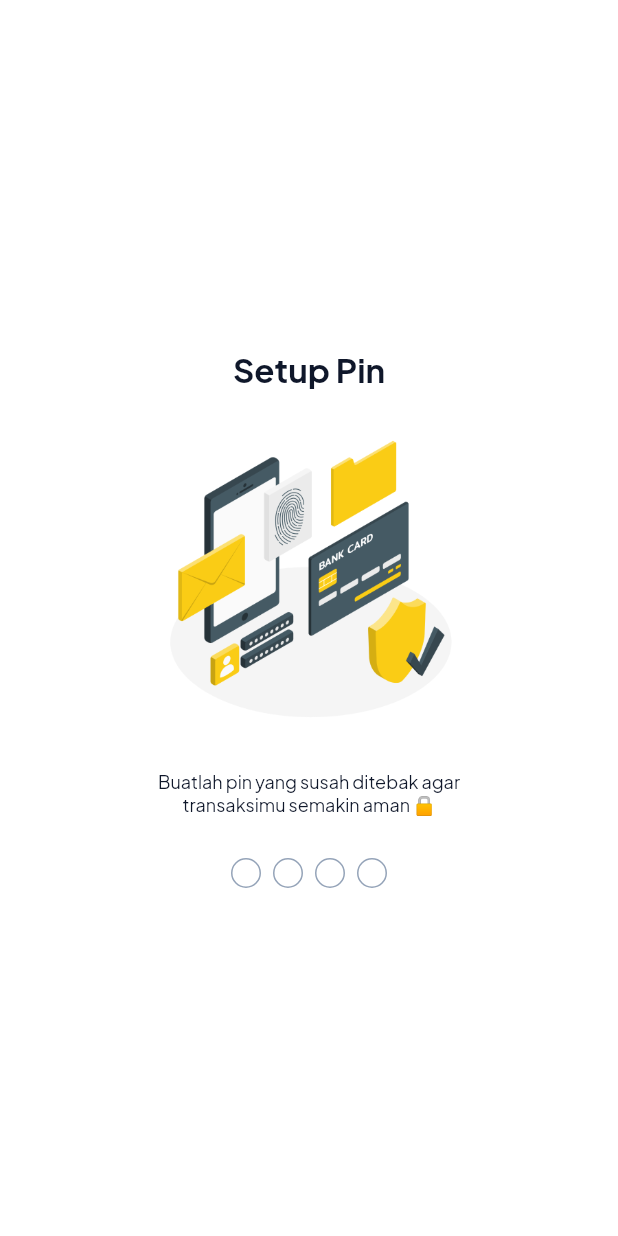
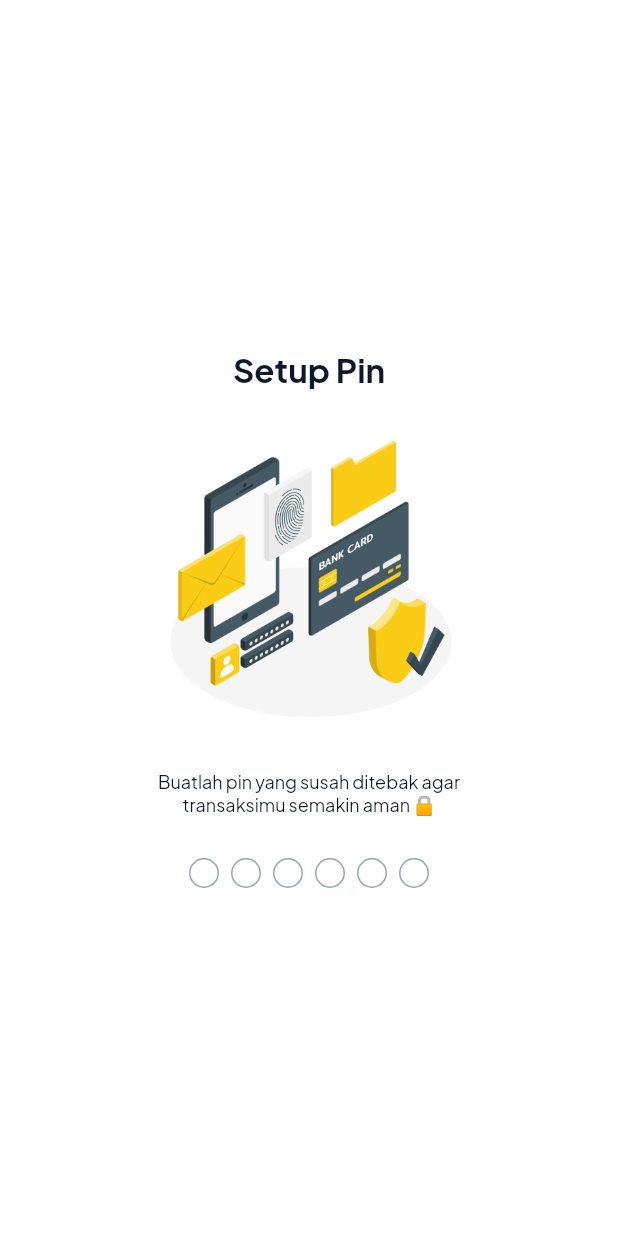
Before and after one commit to farhanroy/mobile-technoscape-scan2pay, a Flutter app: the screen it shows after launch, on a phone screen of 412 x 824 dp. Run offline on Flutter 3.47's test engine with Material 2 defaults, Android fonts, the phone set to English and light mode, and no system bars; drawn by our look-alikes of pinput; our stand-ins replace get; statements that could not run were skipped.

Commit message:
:bug: Fixing pin input
fixing pininput

```diff
--- a/lib/modules/authentication/screen/setup_pin_screen.dart
+++ b/lib/modules/authentication/screen/setup_pin_screen.dart
@@ -15,6 +15,16 @@ class SetupPinScreen extends GetView<SetupPinController> {
       height: 20,
       textStyle: TextStyle(color: Get.theme.primaryColor),
       decoration: BoxDecoration(
+        color: Get.theme.primaryColor,
+        borderRadius: BorderRadius.circular(20),
+      ),
+    );
+
+    final followedPindTheme = PinTheme(
+      width: 20,
+      height: 20,
+      textStyle: TextStyle(color: Get.theme.primaryColor),
+      decoration: BoxDecoration(
         border: Border.all(color: const Color(0xFF94A3B8)),
         borderRadius: BorderRadius.circular(20),
       ),
@@ -25,7 +35,7 @@ class SetupPinScreen extends GetView<SetupPinController> {
       height: 20,
       textStyle: TextStyle(color: Get.theme.primaryColor),
       decoration: BoxDecoration(
-        border: Border.all(color: const Color(0xFF94A3B8)),
+        color: Get.theme.primaryColor,
         borderRadius: BorderRadius.circular(20),
       ),
     );
@@ -73,10 +83,14 @@ class SetupPinScreen extends GetView<SetupPinController> {
             ),
             const SizedBox(height: 28),
             Pinput(
+              crossAxisAlignment: CrossAxisAlignment.center,
               defaultPinTheme: defaultPinTheme,
               focusedPinTheme: focusedPinTheme,
               submittedPinTheme: submittedPinTheme,
               errorPinTheme: erroredPinTheme,
+              followingPinTheme: followedPindTheme,
+              length: 6,
+              obscureText: true,
               validator: (s) {
                 return s == '222222' ? null : 'Pin is incorrect';
               },
```
